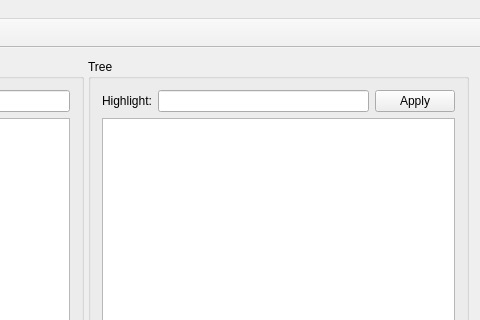
Old version of the form DactMainWindow.ui in the repository rug-compling/dact; both pictures show x 309 to 789 and y 0 to 320 of the 789 by 660 pixel window.
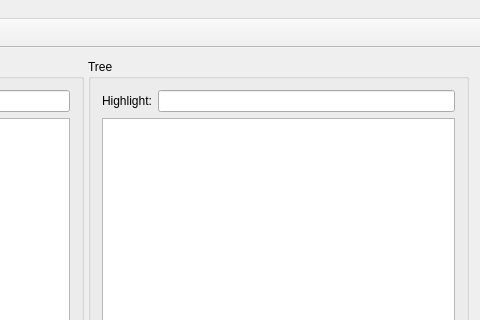
New version of the form. Icons and pictures are not drawn.

Commit message: Remove the applyPushButton.

```diff
--- a/DactMainWindow.ui
+++ b/DactMainWindow.ui
@@ -61,13 +61,6 @@
             </property>
            </widget>
           </item>
-          <item row="0" column="3">
-           <widget class="QPushButton" name="applyPushButton">
-            <property name="text">
-             <string>Apply</string>
-            </property>
-           </widget>
-          </item>
          </layout>
         </item>
         <item>
```
Left out of the diff: 2 changed lines with no effect on the pictures. The commit also changes 2 other files.
